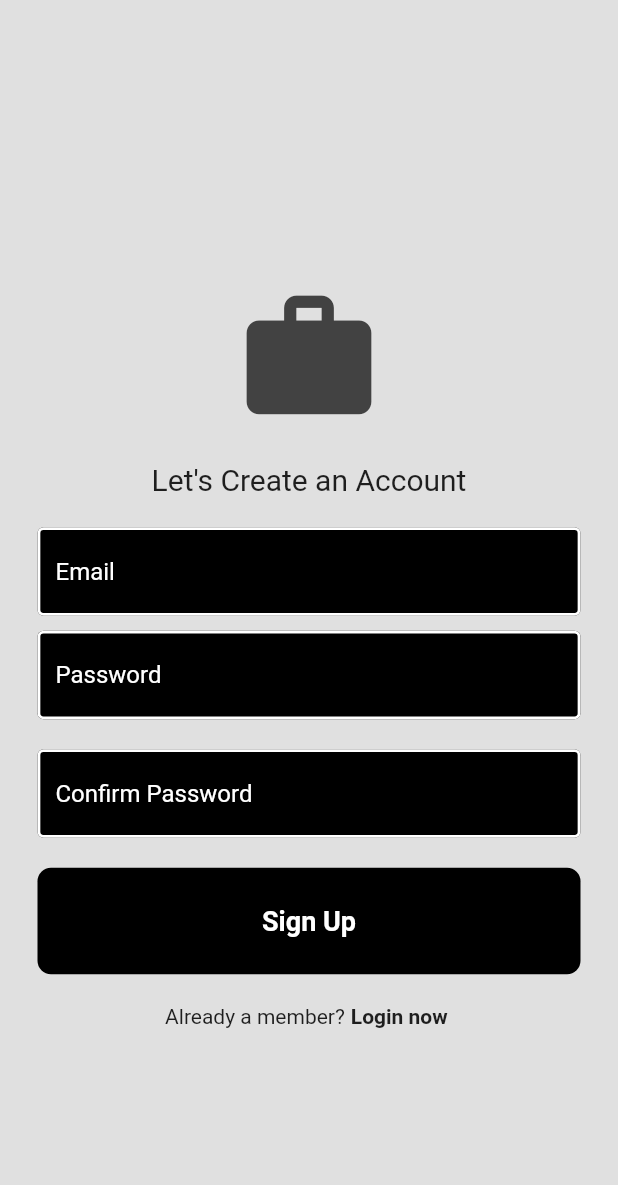
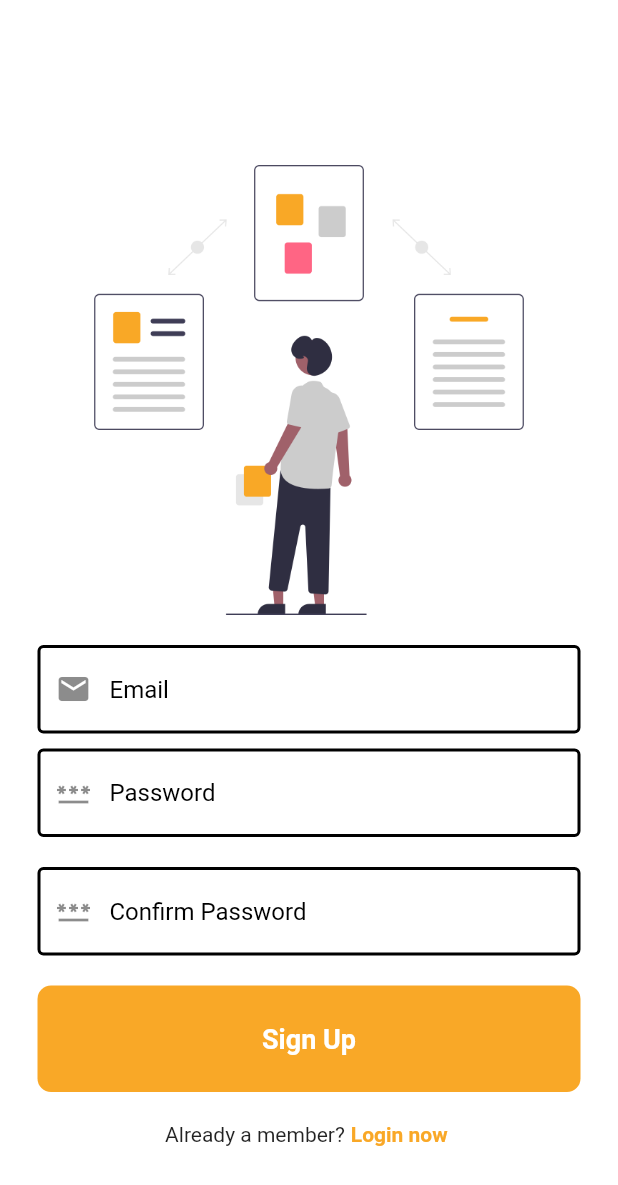
Before and after one commit to ej0x/job_app, a Flutter app: the screen it shows after launch, after a tap on "Register Now", on a phone screen of 412 x 824 dp. Shown: the top 1185 px of the screen. Run offline on Flutter 3.47's test engine with Material 2 defaults, Android fonts, the phone set to English and light mode, and no system bars; our stand-ins replace firebase_auth, firebase_core; accounts and stored records are empty; network calls fail.

```diff
--- a/lib/components/my_button.dart
+++ b/lib/components/my_button.dart
@@ -15,7 +15,7 @@ class MyButton extends StatelessWidget {
       child: Container(
         padding: const EdgeInsets.all(25),
         decoration: BoxDecoration(
-          color: Colors.black,
+          color: const Color.fromRGBO(249, 168, 39, 1),
           borderRadius: BorderRadius.circular(9),
         ),
         child: Center(
--- a/lib/components/my_text_field.dart
+++ b/lib/components/my_text_field.dart
@@ -4,29 +4,32 @@ class MyTextField extends StatelessWidget {
   final TextEditingController controller;
   final String hintText;
   final bool obscureText;
+  final IconData iconss;
   const MyTextField(
       {super.key,
       required this.controller,
       required this.hintText,
-      required this.obscureText});
+      required this.obscureText,
+      required this.iconss});
 
   @override
   Widget build(BuildContext context) {
     return TextField(
-      style: TextStyle(color: Colors.white),
+      style: const TextStyle(color: Colors.white),
       controller: controller,
       obscureText: obscureText,
       decoration: InputDecoration(
-        enabledBorder: OutlineInputBorder(
-          borderSide: BorderSide(color: Colors.white, width: 1.9),
+        prefixIcon: Icon(iconss),
+        enabledBorder: const OutlineInputBorder(
+          borderSide: BorderSide(color: Colors.black, width: 2),
         ),
         focusedBorder: const OutlineInputBorder(
-          borderSide: BorderSide(color: Colors.yellow),
+          borderSide: BorderSide(color: Colors.black),
         ),
-        fillColor: Colors.black,
-        filled: true,
+        // fillColor: Colors.black,
+        // filled: true,
         hintText: hintText,
-        hintStyle: const TextStyle(color: Colors.white),
+        hintStyle: const TextStyle(color: Colors.black),
       ),
     );
   }
--- a/lib/pages/login_page.dart
+++ b/lib/pages/login_page.dart
@@ -41,7 +41,7 @@ class _LoginPageState extends State<LoginPage> {
   @override
   Widget build(BuildContext context) {
     return Scaffold(
-      backgroundColor: Colors.blue.shade300,
+      backgroundColor: Colors.white,
       body: SafeArea(
         child: Center(
           child: Padding(
@@ -53,32 +53,38 @@ class _LoginPageState extends State<LoginPage> {
                   height: 50,
                 ),
                 // logo
-                Icon(
-                  Icons.work,
-                  shadows: const [
-                    Shadow(color: Colors.black, blurRadius: 20.0),
-                  ],
-                  size: 100,
-                  color: Colors.yellow.shade800,
-                ),
+                // Icon(
+                //   Icons.work,
+                //   shadows: const [
+                //     Shadow(color: Colors.black, blurRadius: 20.0),
+                //   ],
+                //   size: 100,
+                //   color: Colors.yellow.shade800,
+                // ),
+
+                // illustration
+                image(),
 
                 const SizedBox(
                   height: 20,
                 ),
 
                 // welcome back message
-                const Text(
-                  "WELCOME BACK",
-                  style: TextStyle(fontSize: 25, fontWeight: FontWeight.bold),
-                ),
-                const SizedBox(
-                  height: 20,
-                ),
+                // const Text(
+                //   "WELCOME BACK",
+                //   style: TextStyle(fontSize: 25, fontWeight: FontWeight.bold),
+                // ),
+                // const SizedBox(
+                //   height: 20,
+                // ),
+
                 // email text fields
                 MyTextField(
-                    controller: emailController,
-                    hintText: "Email",
-                    obscureText: false),
+                  controller: emailController,
+                  hintText: "Email",
+                  obscureText: false,
+                  iconss: Icons.email,
+                ),
 
                 const SizedBox(
                   height: 10,
@@ -86,9 +92,11 @@ class _LoginPageState extends State<LoginPage> {
 
                 // password text fields
                 MyTextField(
-                    controller: passwordController,
-                    hintText: "Password",
-                    obscureText: true),
+                  controller: passwordController,
+                  hintText: "Password",
+                  obscureText: true,
+                  iconss: Icons.password,
+                ),
 
                 const SizedBox(
                   height: 20,
@@ -113,7 +121,10 @@ class _LoginPageState extends State<LoginPage> {
                       onTap: widget.onTap,
                       child: const Text(
                         'Register Now',
-                        style: TextStyle(fontWeight: FontWeight.bold),
+                        style: TextStyle(
+                          fontWeight: FontWeight.bold,
+                          color: Color.fromRGBO(249, 168, 39, 1),
+                        ),
                       ),
                     ),
                   ],
@@ -125,4 +136,18 @@ class _LoginPageState extends State<LoginPage> {
       ),
     );
   }
+
+  Widget image() {
+    return Padding(
+      padding: const EdgeInsets.symmetric(horizontal: 15),
+      child: Container(
+        width: double.infinity,
+        height: 250,
+        decoration: const BoxDecoration(
+          image: DecorationImage(
+              image: AssetImage('images/login.png'), fit: BoxFit.scaleDown),
+        ),
+      ),
+    );
+  }
 }
--- a/lib/pages/register_page.dart
+++ b/lib/pages/register_page.dart
@@ -22,7 +22,7 @@ class _RegisterPageState extends State<RegisterPage> {
   @override
   Widget build(BuildContext context) {
     return Scaffold(
-      backgroundColor: Colors.grey.shade300,
+      backgroundColor: Colors.white,
       body: SafeArea(
         child: Center(
           child: Padding(
@@ -33,30 +33,33 @@ class _RegisterPageState extends State<RegisterPage> {
                 const SizedBox(
                   height: 50,
                 ),
+                image(),
                 // logo
-                Icon(
-                  Icons.work,
-                  size: 100,
-                  color: Colors.grey[800],
-                ),
+                // Icon(
+                //   Icons.work,
+                //   size: 100,
+                //   color: Colors.grey[800],
+                // ),
 
                 const SizedBox(
                   height: 20,
                 ),
 
-                // Create Accout meesage
-                const Text(
-                  "Let's Create an Account",
-                  style: TextStyle(fontSize: 20),
-                ),
-                const SizedBox(
-                  height: 20,
-                ),
+                // // Create Accout meesage
+                // const Text(
+                //   "Let's Create an Account",
+                //   style: TextStyle(fontSize: 20),
+                // ),
+                // const SizedBox(
+                //   height: 20,
+                // ),
                 // email text fields
                 MyTextField(
                   controller: emailController,
                   hintText: "Email",
-                    obscureText: false),
+                  obscureText: false,
+                  iconss: Icons.email,
+                ),
 
                 const SizedBox(
                   height: 10,
@@ -66,7 +69,9 @@ class _RegisterPageState extends State<RegisterPage> {
                 MyTextField(
                   controller: passwordController,
                   hintText: "Password",
-                    obscureText: true),
+                  obscureText: true,
+                  iconss: Icons.password,
+                ),
 
                 const SizedBox(
                   height: 20,
@@ -76,7 +81,9 @@ class _RegisterPageState extends State<RegisterPage> {
                 MyTextField(
                   controller: confirmPasswordController,
                   hintText: "Confirm Password",
-                    obscureText: true),
+                  obscureText: true,
+                  iconss: Icons.password,
+                ),
 
                 const SizedBox(
                   height: 20,
@@ -100,7 +107,10 @@ class _RegisterPageState extends State<RegisterPage> {
                       onTap: widget.onTap,
                       child: const Text(
                         'Login now ',
-                        style: TextStyle(fontWeight: FontWeight.bold),
+                        style: TextStyle(
+                          fontWeight: FontWeight.bold,
+                          color: Color.fromRGBO(249, 168, 39, 1),
+                        ),
                       ),
                     ),
                   ],
@@ -112,4 +122,18 @@ class _RegisterPageState extends State<RegisterPage> {
       ),
     );
   }
+
+  Widget image() {
+    return Padding(
+      padding: const EdgeInsets.symmetric(horizontal: 15),
+      child: Container(
+        width: double.infinity,
+        height: 300,
+        decoration: const BoxDecoration(
+          image: DecorationImage(
+              image: AssetImage('images/login.png'), fit: BoxFit.scaleDown),
+        ),
+      ),
+    );
   }
+}
--- a/pubspec.yaml
+++ b/pubspec.yaml
@@ -62,9 +62,9 @@ flutter:
   uses-material-design: true
 
   # To add assets to your application, add an assets section, like this:
-  # assets:
-  #   - images/a_dot_burr.jpeg
-  #   - images/a_dot_ham.jpeg
+  assets:
+    - images/
+
 
   # An image asset can refer to one or more resolution-specific "variants", see
   # https://flutter.dev/assets-and-images/#resolution-aware
```
Also changed, not shown: images/login.png (added), images/signup.png (added). Lines whose indentation alone changed are shown as unchanged.
